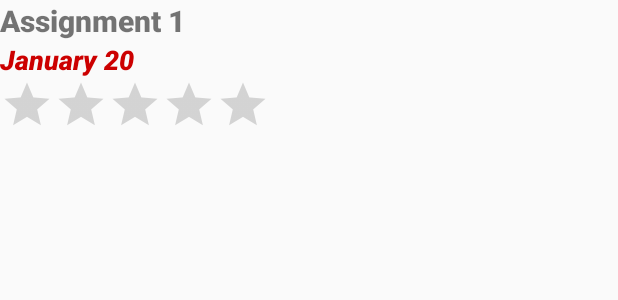
After one commit to CodePathFinalProject-InstantFeedback/InstantFeedbackFiles, an Android app: the layout item_assignments_professor.xml on its own in the app's theme, with its tools: preview values and no code run, on a phone screen of 412 x 824 dp. The commit adds this screen. Shown: the top 300 px of the screen. Run offline under Robolectric (Android 15) with nearby library versions, the phone set to English and light mode, and no system bars.

Commit message:
professor_can_view_average_rating

```diff
--- /dev/null
+++ b/app/src/main/res/layout/item_assignments_professor.xml
@@ -0,0 +1,44 @@
+<?xml version="1.0" encoding="utf-8"?>
+<RelativeLayout xmlns:android="http://schemas.android.com/apk/res/android"
+    xmlns:tools="http://schemas.android.com/tools"
+    android:orientation="vertical"
+    android:layout_width="match_parent"
+    android:layout_height="wrap_content"
+    >
+
+    <TextView
+        android:id="@+id/etAssignmentNameProf"
+        android:layout_width="match_parent"
+        android:textSize="20sp"
+        android:fontFamily="sans-serif-black"
+        android:layout_height="wrap_content"
+        tools:text="Assignment 1" />
+
+    <TextView
+        android:id="@+id/etDeadlineProf"
+        android:layout_width="match_parent"
+        android:layout_height="wrap_content"
+        android:fontFamily="sans-serif-black"
+        android:textSize="18sp"
+        android:layout_below="@+id/etAssignmentNameProf"
+        android:textColor="@android:color/holo_red_dark"
+        android:textStyle="italic"
+        tools:text="January 20" />
+
+    <RatingBar
+        android:id="@+id/etratingBarProf"
+        style="@style/Widget.AppCompat.RatingBar.Indicator"
+        android:layout_width="wrap_content"
+        android:layout_height="wrap_content"
+        android:layout_below="@+id/etDeadlineProf"
+        android:isIndicator="true"
+        android:numStars="0"
+        />
+
+    <TextView
+        android:id="@+id/etWhiteSpacce2"
+        android:layout_width="match_parent"
+        android:layout_height="15sp" />
+
+
+</RelativeLayout>
```
Also changed, not shown: app/src/main/java/com/codepath/skc/instantfeedback/AssignmentsAdapter.java (+20 -3 lines).
